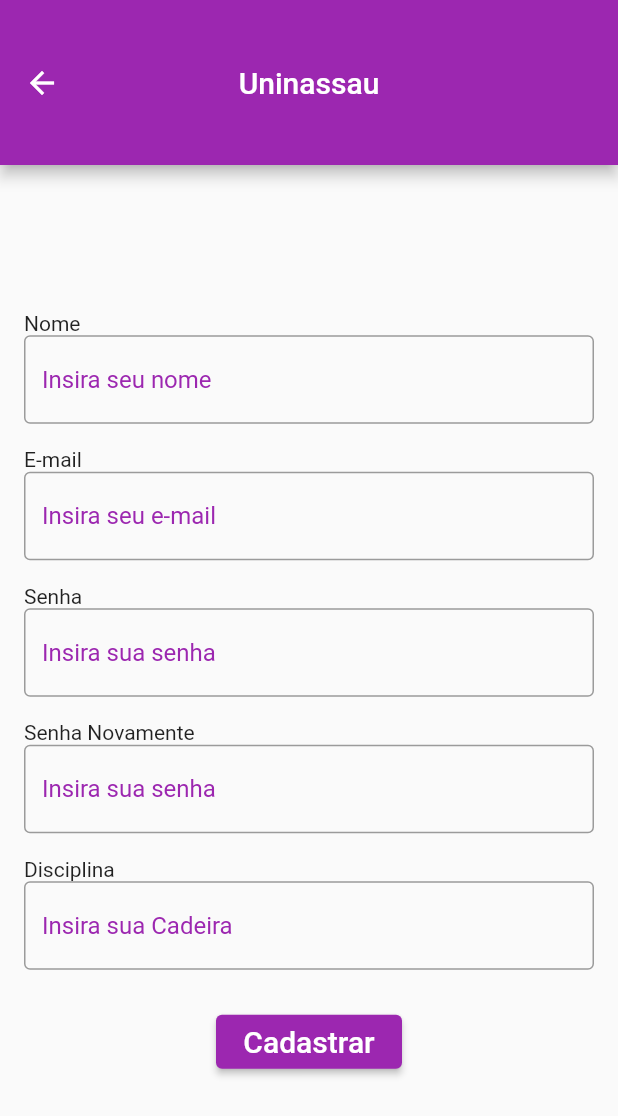
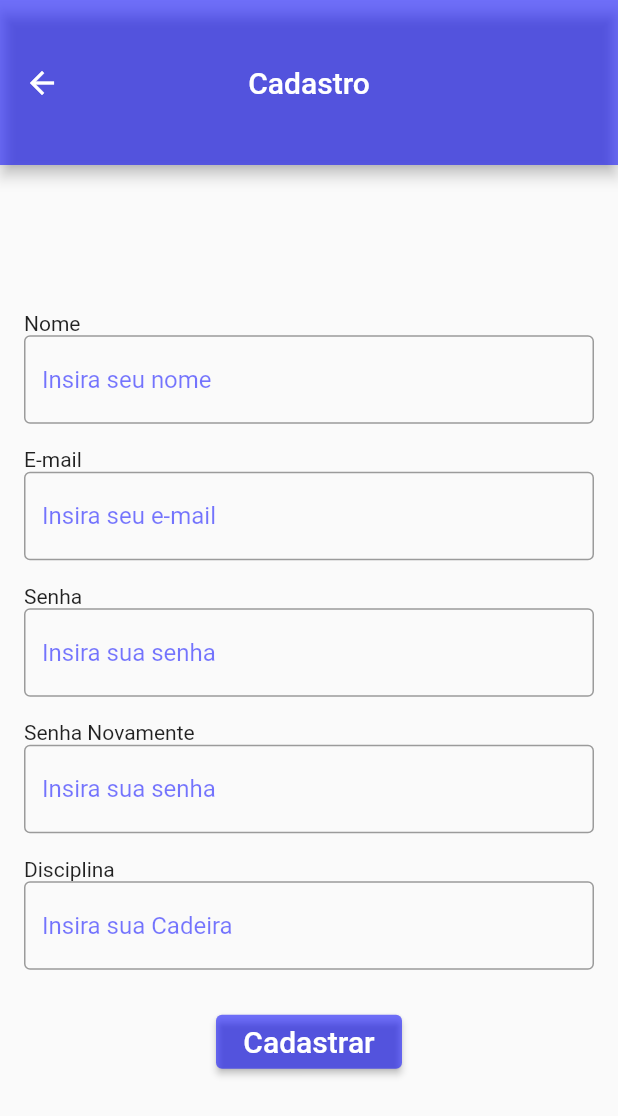
Before and after one commit to lazhcsilva/agendamento-lab-app, a Flutter app: the screen it shows after launch, after a tap on "Entrar", after a tap on "Cadastrar", on a phone screen of 412 x 824 dp. Shown: the top 1116 px of the screen. Run offline on Flutter 3.47's test engine with Material 2 defaults, Android fonts, the phone set to English and light mode, and no system bars; Roboto replaces fonts that are missing (Anton).

```diff
--- a/flutter/lib/Cadastro.dart
+++ b/flutter/lib/Cadastro.dart
@@ -23,10 +23,10 @@ class _CadastroPageState extends State<CadastroPage> {
   Widget build(BuildContext context) {
     return Scaffold(
         appBar: AppBar(
-          backgroundColor: Colors.purple,
+          backgroundColor: Color.fromRGBO(0, 0, 255, 0.54),
           toolbarHeight: 110,
           title: Text(
-            'Uninassau',
+            'Cadastro',
             style: TextStyle(
               fontFamily: 'Anton',
               color: Colors.white,
@@ -53,12 +53,14 @@ class _CadastroPageState extends State<CadastroPage> {
                             TextFormField(
                                 decoration: const InputDecoration(
                                   hintText: 'Insira seu nome',
-                                  hintStyle: TextStyle(color: Colors.purple),
+                                  hintStyle: TextStyle(
+                                    color: Color.fromRGBO(0, 0, 255, 0.54),
+                                  ),
                                   counterText: '',
                                   border: OutlineInputBorder(),
                                 ),
                                 controller: _Nome,
-                                maxLength: 10,
+                                maxLength: 20,
                                 keyboardType: TextInputType.text,
                                 validator: (text) {
                                   if (text == null || text.isEmpty)
@@ -69,12 +71,14 @@ class _CadastroPageState extends State<CadastroPage> {
                             TextFormField(
                               decoration: const InputDecoration(
                                   hintText: 'Insira seu e-mail',
-                                  hintStyle: TextStyle(color: Colors.purple),
+                                  hintStyle: TextStyle(
+                                    color: Color.fromRGBO(0, 0, 255, 0.54),
+                                  ),
                                   suffixText: 'e-mail',
                                   counterText: '',
                                   border: OutlineInputBorder()),
                               controller: _Email,
-                              maxLength: 10,
+                              maxLength: 20,
                               keyboardType: TextInputType.text,
                               validator: (text) {
                                 if (text == null || text.isEmpty)
@@ -86,12 +90,14 @@ class _CadastroPageState extends State<CadastroPage> {
                             TextFormField(
                               decoration: const InputDecoration(
                                   hintText: 'Insira sua senha',
-                                  hintStyle: TextStyle(color: Colors.purple),
+                                  hintStyle: TextStyle(
+                                    color: Color.fromRGBO(0, 0, 255, 0.54),
+                                  ),
                                   suffixText: 'Senha',
                                   counterText: '',
                                   border: OutlineInputBorder()),
                               controller: _Senha,
-                              maxLength: 10,
+                              maxLength: 20,
                               keyboardType: TextInputType.number,
                               validator: (text1) {
                                 if (text1 == null || text1.isEmpty)
@@ -103,12 +109,14 @@ class _CadastroPageState extends State<CadastroPage> {
                             TextFormField(
                               decoration: const InputDecoration(
                                   hintText: 'Insira sua senha',
-                                  hintStyle: TextStyle(color: Colors.purple),
+                                  hintStyle: TextStyle(
+                                    color: Color.fromRGBO(0, 0, 255, 0.54),
+                                  ),
                                   suffixText: 'Senha',
                                   counterText: '',
                                   border: OutlineInputBorder()),
                               controller: _Senha2,
-                              maxLength: 10,
+                              maxLength: 20,
                               keyboardType: TextInputType.number,
                               validator: (text2) {
                                 if (text2 == null ||
@@ -122,12 +130,14 @@ class _CadastroPageState extends State<CadastroPage> {
                             TextFormField(
                               decoration: const InputDecoration(
                                   hintText: 'Insira sua Cadeira',
-                                  hintStyle: TextStyle(color: Colors.purple),
+                                  hintStyle: TextStyle(
+                                    color: Color.fromRGBO(0, 0, 255, 0.54),
+                                  ),
                                   suffixText: 'Disciplina',
                                   counterText: '',
                                   border: OutlineInputBorder()),
                               controller: _Cadeira,
-                              maxLength: 10,
+                              maxLength: 20,
                               keyboardType: TextInputType.text,
                               validator: (text) {
                                 if (text == null || text.isEmpty)
@@ -140,7 +150,8 @@ class _CadastroPageState extends State<CadastroPage> {
                                   128.0, 8.0, 128.0, 8.0),
                               child: ElevatedButton(
                                 style: ElevatedButton.styleFrom(
-                                    primary: Colors.purple),
+                                  primary: Color.fromRGBO(0, 0, 255, 0.54),
+                                ),
                                 onPressed: () {
                                   if (formKey.currentState!.validate()) {
                                     setState(() {
@@ -181,7 +192,7 @@ class _CadastroPageState extends State<CadastroPage> {
   }
 
   Future<void> registerUser() async {
-    final url = Uri.https("http://127.0.0.1:8080/api/v1/cad_func");
+    final url = Uri.https("http://localhost:8080/api/v1/cadfunc");
 
     final data = {
       "nome": _Nome.text,
--- a/flutter/lib/main.dart
+++ b/flutter/lib/main.dart
@@ -1,3 +1,5 @@
+import 'package:agendamento/Conferir.dart';
+import 'package:agendamento/login.dart';
 import 'package:flutter/material.dart';
 import 'package:flutter/services.dart';
 import 'Cadastro.dart';
@@ -11,10 +13,13 @@ class MyApp extends StatelessWidget {
   Widget build(BuildContext context) {
     return MaterialApp(
       home: HomePage(),
-      initialRoute: '/HomePage',
+      initialRoute: '/',
       routes: {
         '/HomePage': (context) => HomePage(),
         '/CadastroPage': (context) => CadastroPage(),
+        '/loginPage': (context) => LoginPage(),
+        '/PerfilPage': (context) => LoginPage(),
+        '/conferirPage': (context) => ConferirPage(),
       },
     );
   }
@@ -31,14 +36,12 @@ class _HomePageState extends State<HomePage> {
   Widget build(BuildContext context) {
     return Scaffold(
         appBar: AppBar(
-          backgroundColor: Colors.purple,
+          backgroundColor: Color.fromRGBO(0, 0, 255, 0.54),
           toolbarHeight: 110,
-          title: Text(
-            'Agendamento',
-            style: TextStyle(
-              fontFamily: 'Anton',
-              color: Colors.white,
-            ),
+          title: Image.asset(
+            'assets/logo.png',
+            fit: BoxFit.contain,
+            height: 170,
           ),
           centerTitle: true,
         ),
@@ -60,14 +63,17 @@ class _HomePageState extends State<HomePage> {
                               decoration: const InputDecoration(
                                 labelText: 'Email',
                                 labelStyle: TextStyle(
-                                    color: Colors.purple, fontSize: 20),
+                                    color: Color.fromRGBO(0, 0, 255, 0.54),
+                                    fontSize: 20),
                                 hintText: 'Insira seu Email',
-                                hintStyle: TextStyle(color: Colors.purple),
+                                hintStyle: TextStyle(
+                                  color: Color.fromRGBO(0, 0, 255, 0.54),
+                                ),
                                 suffixText: '@hotmail',
                                 counterText: '',
                                 border: OutlineInputBorder(),
                               ),
-                              maxLength: 4,
+                              maxLength: 20,
                               keyboardType: TextInputType.text,
                               validator: (text) {
                                 if (text == null || text.isEmpty)
@@ -77,13 +83,17 @@ class _HomePageState extends State<HomePage> {
                           TextFormField(
                             decoration: const InputDecoration(
                                 labelText: 'Senha',
-                                labelStyle: TextStyle(color: Colors.purple),
+                                labelStyle: TextStyle(
+                                  color: Color.fromRGBO(0, 0, 255, 0.54),
+                                ),
                                 hintText: 'Insira sua senha',
-                                hintStyle: TextStyle(color: Colors.purple),
+                                hintStyle: TextStyle(
+                                  color: Color.fromRGBO(0, 0, 255, 0.54),
+                                ),
                                 suffixText: 'Senha',
                                 counterText: '',
                                 border: OutlineInputBorder()),
-                            maxLength: 4,
+                            maxLength: 20,
                             keyboardType: TextInputType.number,
                             validator: (text) {
                               if (text == null || text.isEmpty)
@@ -95,10 +105,20 @@ class _HomePageState extends State<HomePage> {
                                 128.0, 8.0, 128.0, 8.0),
                             child: ElevatedButton(
                               style: ElevatedButton.styleFrom(
-                                  primary: Colors.purple),
+                                primary: Color.fromRGBO(0, 0, 255, 0.54),
+                              ),
                               onPressed: () {
                                 if (formKey.currentState!.validate()) {
-                                  setState(() {});
+                                  setState(() {
+                                    Navigator.push(
+                                      context,
+                                      MaterialPageRoute(
+                                        builder: (context) {
+                                          return LoginPage();
+                                        },
+                                      ),
+                                    );
+                                  });
                                 }
                               },
                               child: Text(
@@ -113,8 +133,8 @@ class _HomePageState extends State<HomePage> {
                                 128.0, 8.0, 128.0, 8.0),
                             child: ElevatedButton(
                               style: ElevatedButton.styleFrom(
-                                  primary:
-                                      const Color.fromRGBO(156, 39, 176, 1)),
+                                primary: const Color.fromRGBO(0, 0, 255, 0.54),
+                              ),
                               onPressed: () {
                                 Navigator.push(
                                   context,
--- a/flutter/pubspec.yaml
+++ b/flutter/pubspec.yaml
@@ -60,8 +60,9 @@ flutter:
   uses-material-design: true
 
   # To add assets to your application, add an assets section, like this:
-  # assets:
-  #   - images/a_dot_burr.jpeg
+  assets:
+
+     - assets/logo.png
   #   - images/a_dot_ham.jpeg
 
   # An image asset can refer to one or more resolution-specific "variants", see
```
Also changed, not shown: flutter/lib/Agendamento.dart (added, +92 -0 lines), flutter/lib/Conferir.dart (added, +182 -0 lines), flutter/lib/Login.dart (added, +88 -0 lines), flutter/lib/Perfil.dart (added, +140 -0 lines), flutter/assets/logo.png (added).
